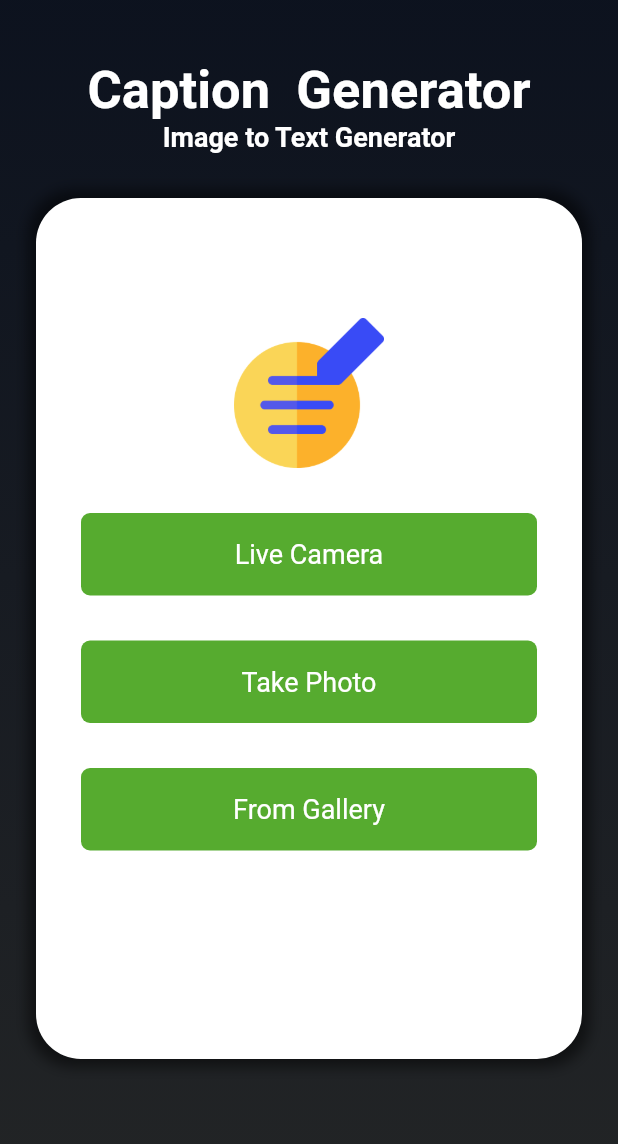
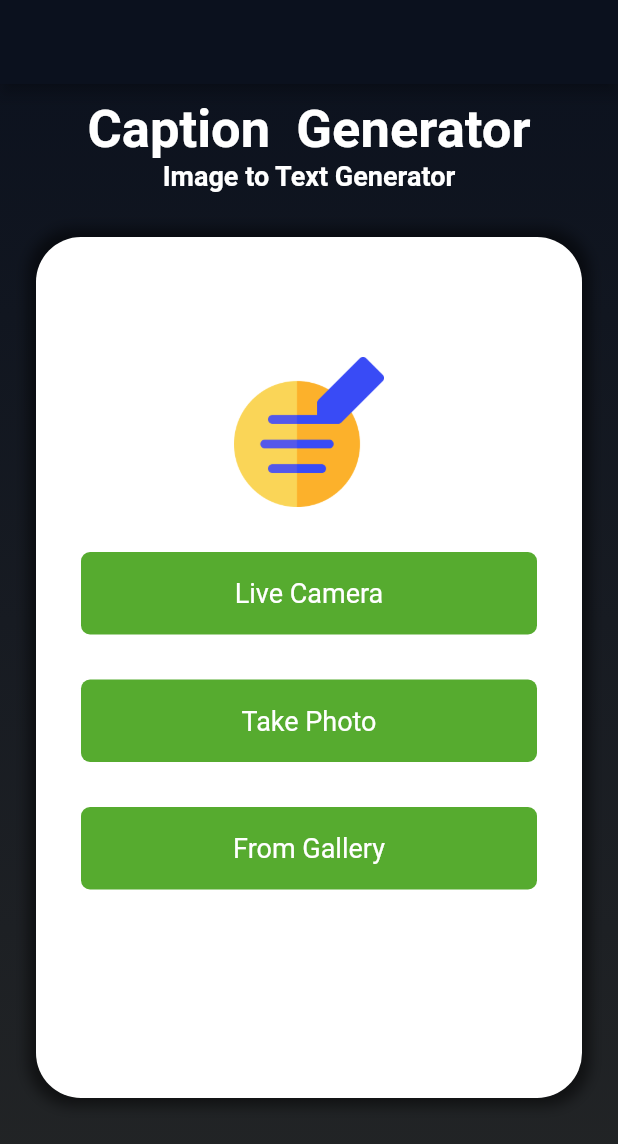
Before and after one commit to ashrafulparan2/Caption-Generator, a Flutter app: the screen it shows after launch, on a phone screen of 412 x 824 dp. Shown: the top 1144 px of the screen. Run offline on Flutter 3.47's test engine with Material 2 defaults, Android fonts, the light colour scheme and no system bars; our stand-ins replace another_flutter_splash_screen, image_picker.

Commit message:
added appbar, appicon and changed appname

```diff
--- a/lib/home.dart
+++ b/lib/home.dart
@@ -41,6 +41,7 @@ class _HomeState extends State<Home> {
   @override
   Widget build(BuildContext context) {
     return Scaffold(
+      appBar: AppBar(),
       body: Container(
         decoration: BoxDecoration(
           gradient: LinearGradient(
@@ -56,7 +57,7 @@ class _HomeState extends State<Home> {
             crossAxisAlignment: CrossAxisAlignment.center,
             children: [
               SizedBox(
-                height: 40,
+                height: 10,
               ),
               Text(
                 'Caption  Generator',
```
Also changed, not shown: 6 other files.
